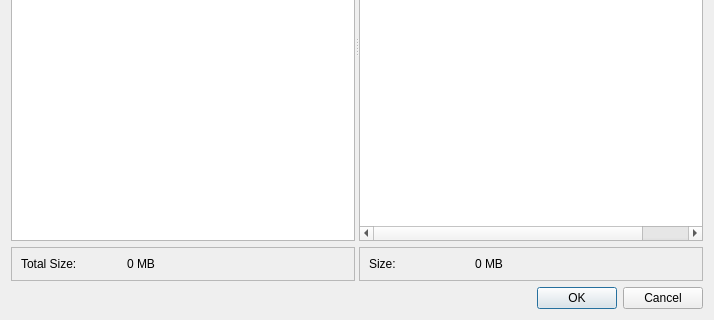
Above: kde/pardusman/gui/ui/packages.ui from pars-linux/uludag before the change; both pictures show x 0 to 714 and y 200 to 520 of the 714 by 520 pixel window. Below: the same form after it.
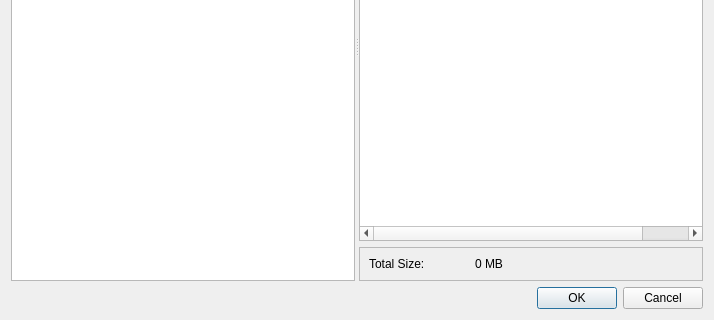
That is the form after the change.

What changed in the file:
```diff
--- a/kde/pardusman/gui/ui/packages.ui
+++ b/kde/pardusman/gui/ui/packages.ui
@@ -51,38 +51,6 @@
          </column>
         </widget>
        </item>
-       <item>
-        <widget class="QFrame" name="frame">
-         <property name="frameShape">
-          <enum>QFrame::StyledPanel</enum>
-         </property>
-         <property name="frameShadow">
-          <enum>QFrame::Raised</enum>
-         </property>
-         <layout class="QGridLayout" name="gridLayout">
-          <item row="0" column="0">
-           <widget class="QLabel" name="label">
-            <property name="maximumSize">
-             <size>
-              <width>100</width>
-              <height>16777215</height>
-             </size>
-            </property>
-            <property name="text">
-             <string>Total Size:</string>
-            </property>
-           </widget>
-          </item>
-          <item row="0" column="1">
-           <widget class="QLabel" name="labelTotalSize">
-            <property name="text">
-             <string>0 MB</string>
-            </property>
-           </widget>
-          </item>
-         </layout>
-        </widget>
-       </item>
       </layout>
      </widget>
      <widget class="QWidget" name="layoutWidget">
@@ -156,8 +124,15 @@
           <enum>QFrame::Raised</enum>
          </property>
          <layout class="QGridLayout" name="gridLayout_2">
-          <item row="0" column="0">
-           <widget class="QLabel" name="label_2">
+          <item row="1" column="1">
+           <widget class="QLabel" name="labelTotalSize">
+            <property name="text">
+             <string>0 MB</string>
+            </property>
+           </widget>
+          </item>
+          <item row="1" column="0">
+           <widget class="QLabel" name="label">
             <property name="maximumSize">
              <size>
               <width>100</width>
@@ -165,14 +140,7 @@
              </size>
             </property>
             <property name="text">
-             <string>Size:</string>
-            </property>
-           </widget>
-          </item>
-          <item row="0" column="1">
-           <widget class="QLabel" name="labelPackageSize">
-            <property name="text">
-             <string>0 MB</string>
+             <string>Total Size:</string>
             </property>
            </widget>
           </item>
```
Left out of the diff: 3 changed lines with no effect on the pictures.
